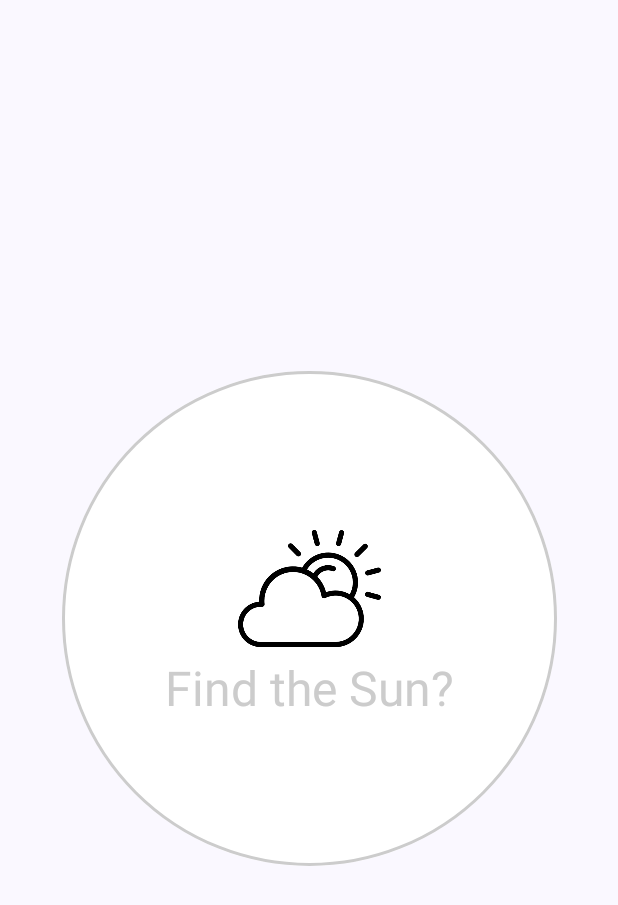
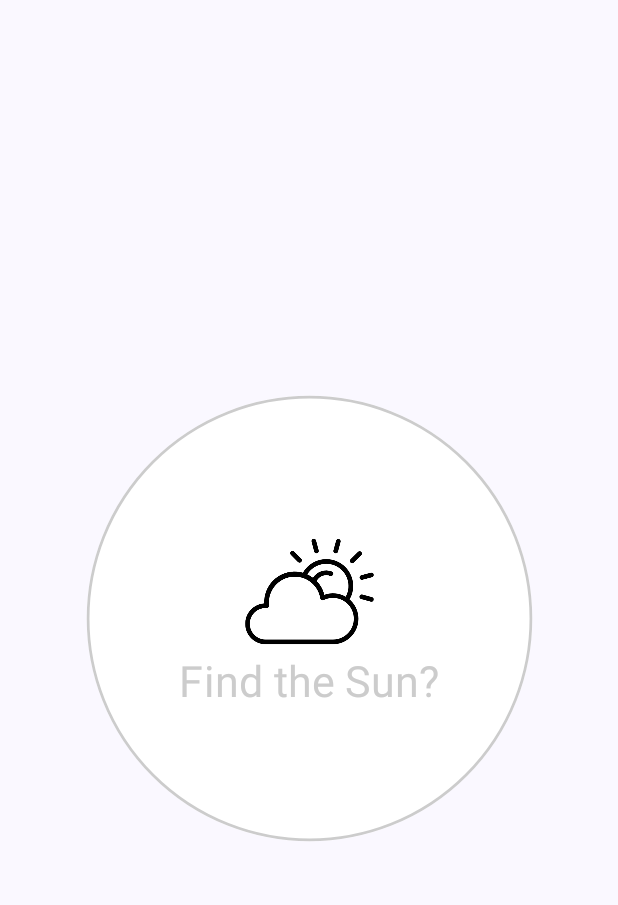
Before and after one commit to newnavneet/JetWeatherForecast, an Android app built with Jetpack Compose: the composable WeatherApp shown on its own in the app's theme, on a phone screen of 412 x 824 dp. Shown: the top 905 px of the screen. Run offline under Robolectric (Android 15) with nearby library versions, the phone set to English and light mode, and no system bars; our stand-ins replace Dagger/Hilt's generated code.

```diff
--- a/app/src/main/java/com/example/jetweatherforecast/navigation/WeatherNavigation.kt
+++ b/app/src/main/java/com/example/jetweatherforecast/navigation/WeatherNavigation.kt
@@ -4,8 +4,8 @@ import androidx.compose.runtime.Composable
 import androidx.navigation.compose.NavHost
 import androidx.navigation.compose.composable
 import androidx.navigation.compose.rememberNavController
-import com.example.jetweatherforecast.WeatherApplication
-import com.example.jetweatherforecast.screens.WeatherSplashScreen
+import com.example.jetweatherforecast.screens.main.MainScreen
+import com.example.jetweatherforecast.screens.spalsh.WeatherSplashScreen
 
 @Composable
 fun WeatherNavigation() {
@@ -14,5 +14,9 @@ fun WeatherNavigation() {
         composable(WeatherScreens.SplashScreen.name){
             WeatherSplashScreen(navController = navController)
         }
+        composable(WeatherScreens.MainScreen.name){
+            MainScreen(navController = navController)
+        }
+
     }
 }
--- /dev/null
+++ b/app/src/main/java/com/example/jetweatherforecast/screens/main/MainScreen.kt
@@ -0,0 +1,10 @@
+package com.example.jetweatherforecast.screens.main
+
+import androidx.compose.material3.Text
+import androidx.compose.runtime.Composable
+import androidx.navigation.NavController
+
+@Composable
+fun MainScreen(navController: NavController){
+    Text(text = "Main Screen")
+}
--- a/app/src/main/java/com/example/jetweatherforecast/screens/WeatherSplashScreen.kt
+++ b/app/src/main/java/com/example/jetweatherforecast/screens/spalsh/WeatherSplashScreen.kt
@@ -1,5 +1,8 @@
-package com.example.jetweatherforecast.screens
+package com.example.jetweatherforecast.screens.spalsh
 
+import android.view.animation.OvershootInterpolator
+import androidx.compose.animation.Animatable
+import androidx.compose.animation.core.tween
 import androidx.compose.foundation.BorderStroke
 import androidx.compose.foundation.Image
 import androidx.compose.foundation.layout.Arrangement
@@ -11,21 +14,46 @@ import androidx.compose.material3.MaterialTheme
 import androidx.compose.material3.Surface
 import androidx.compose.material3.Text
 import androidx.compose.runtime.Composable
+import androidx.compose.runtime.LaunchedEffect
+import androidx.compose.runtime.remember
 import androidx.compose.ui.Alignment
 import androidx.compose.ui.Modifier
+import androidx.compose.ui.draw.scale
 import androidx.compose.ui.graphics.Color
 import androidx.compose.ui.layout.ContentScale
 import androidx.compose.ui.res.painterResource
 import androidx.compose.ui.unit.dp
 import androidx.navigation.NavController
 import com.example.jetweatherforecast.R
+import com.example.jetweatherforecast.navigation.WeatherScreens
+import kotlinx.coroutines.delay
 
 @Composable
 fun WeatherSplashScreen(navController: NavController){
-    val scale =
+    val scale = remember {
+
+        androidx.compose.animation.core.Animatable(0f)
+    }
+
+    LaunchedEffect(key1 = true, block = {
+        scale.animateTo(targetValue = 0.9f,
+            animationSpec = tween (
+                durationMillis = 800,
+                easing = {
+                    OvershootInterpolator(8f)
+                        .getInterpolation(it)
+                } ) )
+
+
+        delay(2000L)
+        navController.navigate(WeatherScreens.MainScreen.name)
+    } )
+
+
     Surface(modifier = Modifier
         .padding(15.dp)
-        .size(330.dp),
+        .size(330.dp)
+        .scale(scale.value),
                         shape = CircleShape,
                         color = Color.White,
                         border = BorderStroke(width = 2.dp,
```
